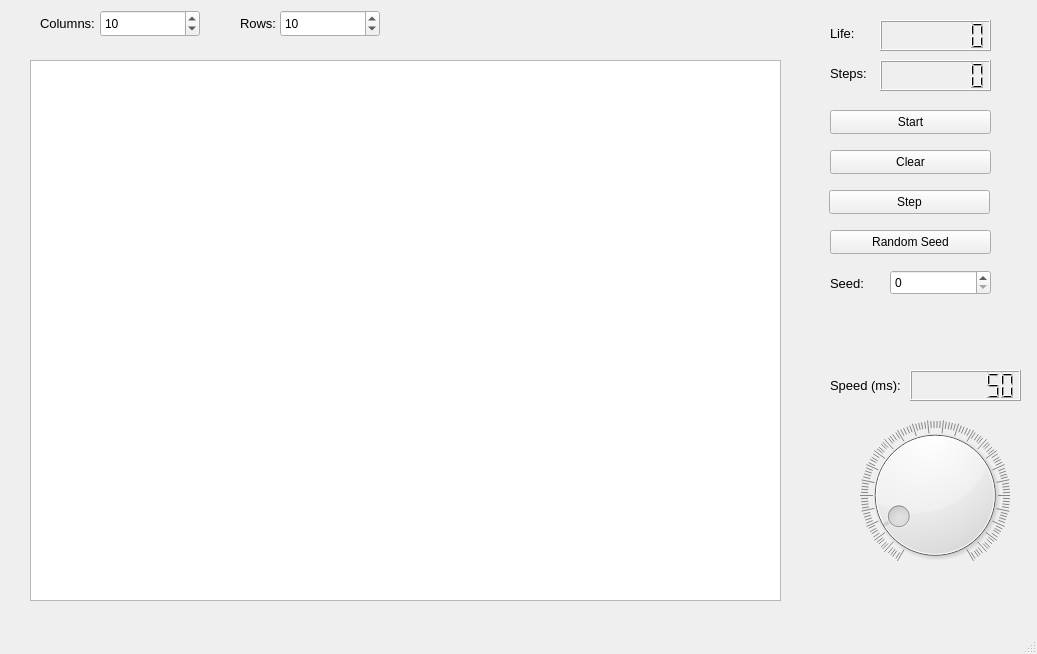
Before: the Qt Designer form mainwindow.ui in MateuszGuzy02/Game-Of-Life, drawn with Qt 5.
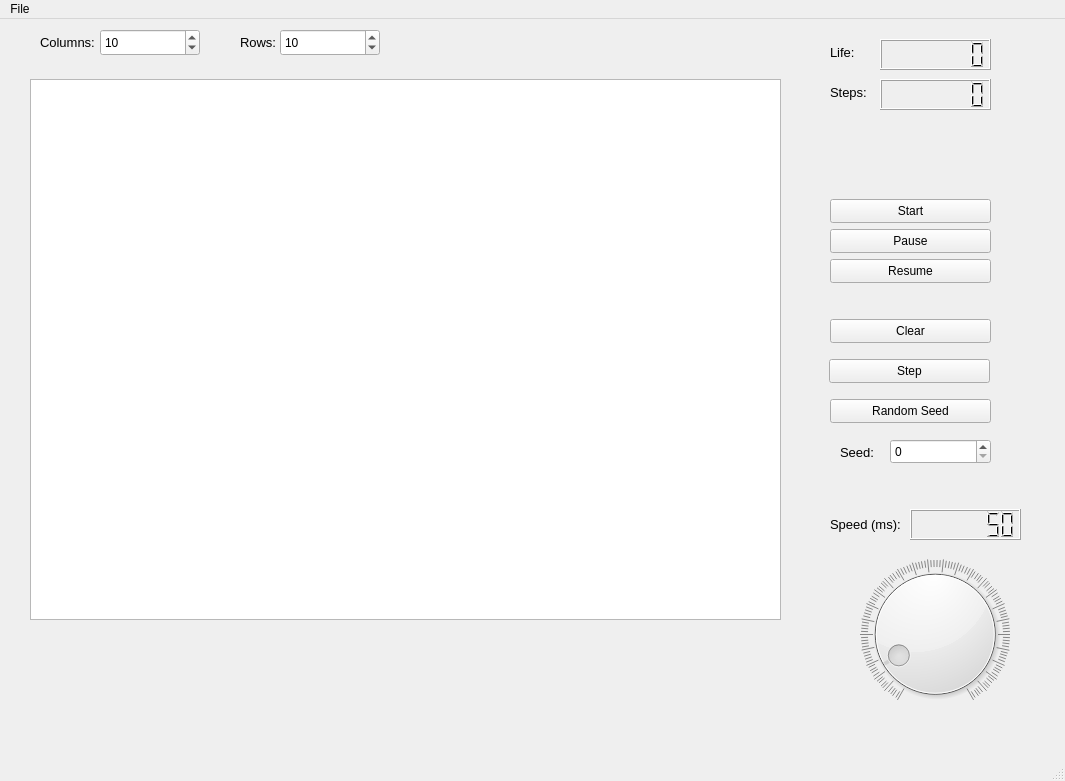
After: the same form once the commit is applied.

What changed in the file:
```diff
--- a/mainwindow.ui
+++ b/mainwindow.ui
@@ -6,8 +6,8 @@
    <rect>
     <x>0</x>
     <y>0</y>
-    <width>1037</width>
-    <height>654</height>
+    <width>1065</width>
+    <height>781</height>
    </rect>
   </property>
   <property name="windowTitle">
@@ -34,7 +34,7 @@
     <property name="geometry">
      <rect>
       <x>829</x>
-      <y>190</y>
+      <y>340</y>
       <width>161</width>
       <height>24</height>
      </rect>
@@ -103,7 +103,7 @@
     <property name="geometry">
      <rect>
       <x>890</x>
-      <y>270</y>
+      <y>420</y>
       <width>101</width>
       <height>25</height>
      </rect>
@@ -113,7 +113,7 @@
     <property name="geometry">
      <rect>
       <x>830</x>
-      <y>230</y>
+      <y>380</y>
       <width>161</width>
       <height>24</height>
      </rect>
@@ -126,7 +126,7 @@
     <property name="geometry">
      <rect>
       <x>830</x>
-      <y>150</y>
+      <y>300</y>
       <width>161</width>
       <height>24</height>
      </rect>
@@ -139,7 +139,7 @@
     <property name="geometry">
      <rect>
       <x>830</x>
-      <y>110</y>
+      <y>180</y>
       <width>161</width>
       <height>24</height>
      </rect>
@@ -152,7 +152,7 @@
     <property name="geometry">
      <rect>
       <x>860</x>
-      <y>420</y>
+      <y>540</y>
       <width>150</width>
       <height>150</height>
      </rect>
@@ -183,7 +183,7 @@
     <property name="geometry">
      <rect>
       <x>910</x>
-      <y>370</y>
+      <y>490</y>
       <width>111</width>
       <height>31</height>
      </rect>
@@ -216,7 +216,7 @@
     <property name="geometry">
      <rect>
       <x>830</x>
-      <y>370</y>
+      <y>490</y>
       <width>71</width>
       <height>31</height>
      </rect>
@@ -401,8 +401,8 @@
    <widget class="QLabel" name="label_6">
     <property name="geometry">
      <rect>
-      <x>830</x>
-      <y>270</y>
+      <x>840</x>
+      <y>420</y>
       <width>49</width>
       <height>27</height>
      </rect>
@@ -422,16 +422,50 @@
      <string>Seed:</string>
     </property>
    </widget>
+   <widget class="QPushButton" name="pauseButton">
+    <property name="geometry">
+     <rect>
+      <x>830</x>
+      <y>210</y>
+      <width>161</width>
+      <height>24</height>
+     </rect>
+    </property>
+    <property name="text">
+     <string>Pause</string>
+    </property>
+   </widget>
+   <widget class="QPushButton" name="resumeButton">
+    <property name="geometry">
+     <rect>
+      <x>830</x>
+      <y>240</y>
+      <width>161</width>
+      <height>24</height>
+     </rect>
+    </property>
+    <property name="text">
+     <string>Resume</string>
+    </property>
+   </widget>
   </widget>
   <widget class="QMenuBar" name="menubar">
    <property name="geometry">
     <rect>
      <x>0</x>
      <y>0</y>
-     <width>1037</width>
+     <width>1065</width>
      <height>21</height>
     </rect>
    </property>
+   <widget class="QMenu" name="menuFile">
+    <property name="title">
+     <string>File</string>
+    </property>
+    <addaction name="actionSave"/>
+    <addaction name="actionOpen"/>
+   </widget>
+   <addaction name="menuFile"/>
   </widget>
   <widget class="QStatusBar" name="statusbar"/>
  </widget>
```
Left out of the diff: 10 changed lines with no effect on the pictures.
